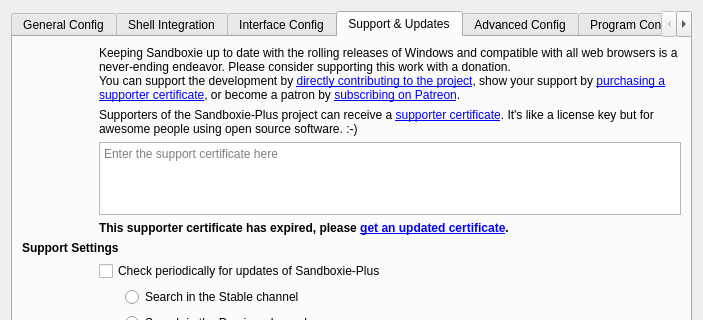
Above: SandboxiePlus/SandMan/Forms/SettingsWindow.ui from sandboxie-plus/Sandboxie before the change; both pictures show x 0 to 703 and y 0 to 320 of the 703 by 512 pixel window. Below: the same form after it.
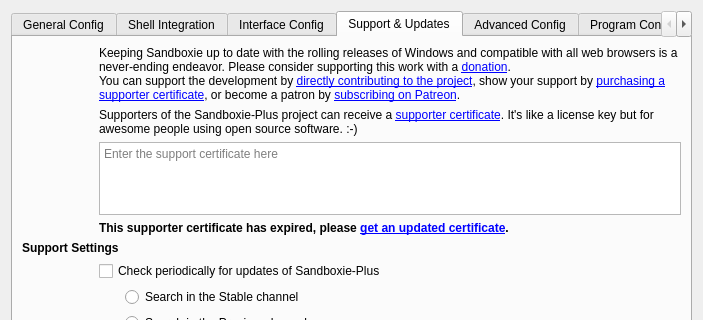
That is the form after the change. The open tabs and pages were chosen to show the change. Icons and pictures are not drawn.

```diff
--- a/SandboxiePlus/SandMan/Forms/SettingsWindow.ui
+++ b/SandboxiePlus/SandMan/Forms/SettingsWindow.ui
@@ -1318,7 +1318,7 @@
               </sizepolicy>
              </property>
              <property name="text">
-              <string>Keeping Sandboxie up to date with the rolling releases of Windows and compatible with all web browsers is a never-ending endeavor. Please consider supporting this work with a donation.&lt;br /&gt;You can support the development by &lt;a href=&quot;https://sandboxie-plus.com/go.php?to=sbie-contribute&quot;&gt;directly contributing to the project&lt;/a&gt;, show your support by &lt;a href=&quot;https://sandboxie-plus.com/go.php?to=sbie-obtain-cert&quot;&gt;purchasing a supporter certificate&lt;/a&gt;, or become a patron by &lt;a href=&quot;https://sandboxie-plus.com/go.php?to=patreon&quot;&gt;subscribing on Patreon&lt;/a&gt;.</string>
+              <string>Keeping Sandboxie up to date with the rolling releases of Windows and compatible with all web browsers is a never-ending endeavor. Please consider supporting this work with a &lt;a href=&quot;https://sandboxie-plus.com/go.php?to=dontate&quot;&gt;donation&lt;/a&gt;.&lt;br /&gt;You can support the development by &lt;a href=&quot;https://sandboxie-plus.com/go.php?to=sbie-contribute&quot;&gt;directly contributing to the project&lt;/a&gt;, show your support by &lt;a href=&quot;https://sandboxie-plus.com/go.php?to=sbie-obtain-cert&quot;&gt;purchasing a supporter certificate&lt;/a&gt;, or become a patron by &lt;a href=&quot;https://sandboxie-plus.com/go.php?to=patreon&quot;&gt;subscribing on Patreon&lt;/a&gt;.</string>
              </property>
              <property name="textFormat">
               <enum>Qt::RichText</enum>
```
